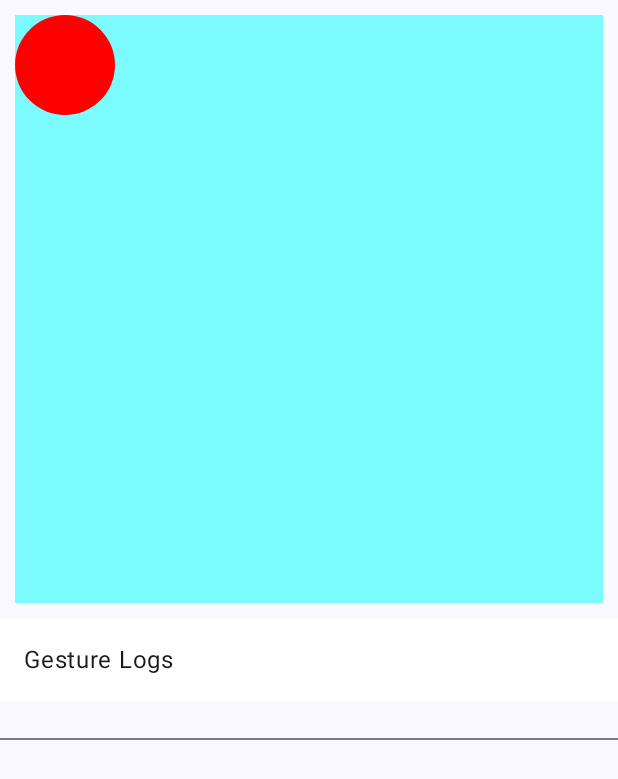
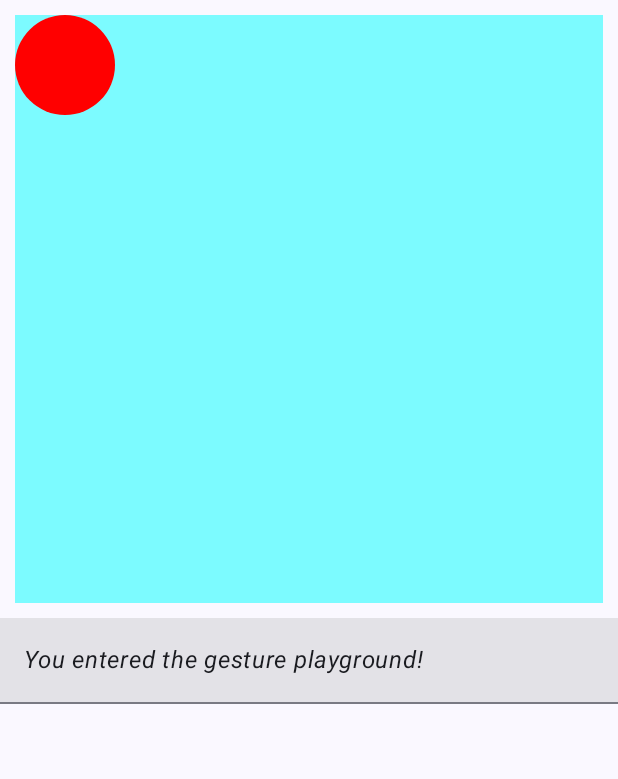
Before and after one commit to kenna-edwards55/project10, an Android app built with Jetpack Compose: the GestureActivityContent screen opened through its navigation route, on a phone screen of 412 x 824 dp. Shown: the top 779 px of the screen. Run offline under Robolectric (Android 15) with nearby library versions, the phone set to English and light mode, and no system bars.

```diff
--- a/app/src/main/java/com/example/project10/GestureActivity.kt
+++ b/app/src/main/java/com/example/project10/GestureActivity.kt
@@ -1,42 +1,24 @@
-// GestureActivity.kt
+
 package com.example.project10
+
 import android.content.res.Configuration
 import android.graphics.PointF
-import android.os.Bundle
-import android.util.Log
+import androidx.compose.*
 import android.view.MotionEvent
-import androidx.activity.ComponentActivity
-import androidx.activity.compose.setContent
-import androidx.compose.foundation.Canvas
-import androidx.compose.foundation.background
-import androidx.compose.foundation.layout.Box
-import androidx.compose.foundation.layout.Column
-import androidx.compose.foundation.layout.Row
-import androidx.compose.foundation.layout.fillMaxSize
-import androidx.compose.foundation.layout.padding
-import androidx.compose.material.icons.Icons
-import androidx.compose.material.icons.filled.Send
-import androidx.compose.runtime.remember
-import androidx.fragment.app.FragmentActivity
+import androidx.compose.foundation.*
 import androidx.compose.foundation.layout.*
-import androidx.compose.foundation.lazy.LazyColumn
-import androidx.compose.foundation.lazy.items
-import androidx.compose.foundation.text.BasicTextField
+import androidx.compose.foundation.lazy.*
 import androidx.compose.material3.*
 import androidx.compose.runtime.*
-import androidx.compose.ui.Alignment
-import androidx.compose.ui.ExperimentalComposeUiApi
-import androidx.compose.ui.Modifier
+import androidx.compose.ui.*
 import androidx.compose.ui.geometry.Offset
 import androidx.compose.ui.graphics.Color
 import androidx.compose.ui.graphics.drawscope.Fill
 import androidx.compose.ui.input.pointer.pointerInteropFilter
 import androidx.compose.ui.platform.LocalConfiguration
-import androidx.compose.ui.platform.LocalContext
+import androidx.compose.ui.text.font.FontStyle
 import androidx.compose.ui.unit.dp
-import androidx.constraintlayout.widget.ConstraintSet.Motion
 import androidx.navigation.NavHostController
-import com.example.project10.SharedState.matrix
 
 @Composable
 fun GestureActivityContent(navController:NavHostController) {
@@ -103,10 +85,8 @@ fun isWithinRange(targetValue: Float, referenceValue: Float, range: Float): Bool
 @OptIn(ExperimentalComposeUiApi::class)
 @Composable
 fun BallCanvasContent() {
-//    var ballPosition by remember { mutableStateOf(Offset(50f, 50f)) }
     var startPoint = PointF(0f, 0f)
     var endPoint = PointF(0f,0f)
-//    var matrix by remember { mutableStateOf(android.graphics.Matrix()) }
     var deltaX : Float = 0.0F
     var deltaY : Float = 0.0F
 
@@ -118,15 +98,9 @@ fun BallCanvasContent() {
                 }
 
                 MotionEvent.ACTION_MOVE -> {
-//                    Log.i("BallCanvasContent", "x: ${motionEvent.x}, y: ${motionEvent.y}")
-
                     deltaX = motionEvent.x - startPoint.x
                     deltaY = motionEvent.y - startPoint.y
-                    matrix.postTranslate(deltaX, deltaY)
-//                    startPoint.set(motionEvent.x, motionEvent.y)
-
-//                    ballPosition = Offset(ballPosition.x + deltaX, ballPosition.y + deltaY)
-
+                    SharedState.matrix.postTranslate(deltaX, deltaY)
                 }
 
 
@@ -156,10 +130,6 @@ fun BallCanvasContent() {
                             SharedState.gestureLogs = SharedState.gestureLogs + "You swiped up- right"
                         }
                     }
-
-
-                    // Handle touch up
-
                 }
             }
             true
@@ -174,18 +144,11 @@ fun BallCanvasContent() {
 
 @Composable
 fun GestureLogsContent() {
-
-//    Log.d("GestureLogs", SharedState.gestureLogs.toString())
     Column(
         modifier = Modifier
             .fillMaxSize()
             .background(Color.White)
     ) {
-        Text(
-            text = "Gesture Logs",
-            modifier = Modifier
-                .padding(16.dp)
-        )
 
         LazyColumn(
             modifier = Modifier
@@ -193,7 +156,18 @@ fun GestureLogsContent() {
                 .background(MaterialTheme.colorScheme.background)
         ) {
             items(SharedState.gestureLogs) { gesture ->
-                Text(text = gesture)
+                Box(
+                    modifier = Modifier
+                        .fillMaxWidth()
+                        .background(Color.Gray.copy(alpha = 0.2f)) // Set gray low opacity background
+                ) {
+                    Text(
+                        text = gesture,
+                        fontStyle = FontStyle.Italic,
+                        modifier = Modifier
+                            .padding(16.dp)
+                    )
+                }
                 Divider()
             }
         }
--- a/app/src/main/java/com/example/project10/SharedState.kt
+++ b/app/src/main/java/com/example/project10/SharedState.kt
@@ -1,17 +1,12 @@
 package com.example.project10
 
-// SharedState.kt
-import androidx.compose.runtime.getValue
-import androidx.compose.runtime.mutableStateListOf
-import androidx.compose.runtime.mutableStateOf
-import androidx.compose.runtime.remember
-import androidx.compose.runtime.setValue
+import androidx.compose.runtime.*
 import androidx.compose.ui.geometry.Offset
 
 object SharedState {
     var currentState by mutableStateOf<String?>(null)
     var currentCity by mutableStateOf<String?>(null)
-    var gestureLogs by mutableStateOf(listOf(""))
+    var gestureLogs by mutableStateOf(listOf("You entered the gesture playground!"))
     var ballPosition by mutableStateOf(Offset(50f, 50f))
     var matrix by  mutableStateOf(android.graphics.Matrix())
 }
```
Also changed, not shown: app/src/main/java/com/example/project10/MainActivity.kt (+6 -9 lines).
